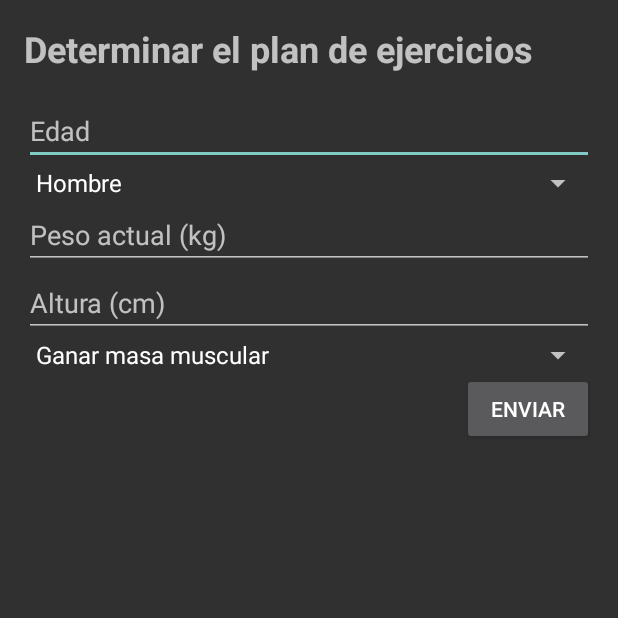
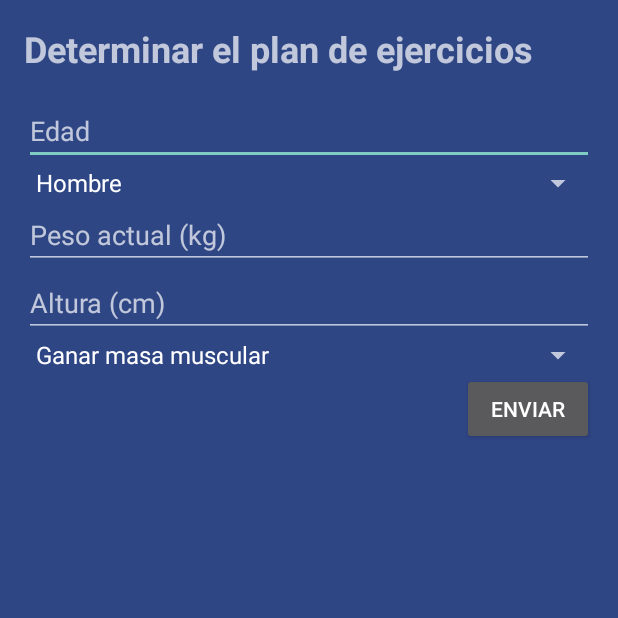
Before and after one commit to elberra0/GroupAssessmentProject, an Android app: the InfoActivity screen opened directly, with no data from a screen before it, on a phone screen of 412 x 824 dp, the top half of it. Run offline under Robolectric (Android 15) with nearby library versions, the phone set to English and light mode, and no system bars.

Commit message:
cambios fondo

```diff
--- a/app/src/main/java/com/example/groupassessmentproject/InfoActivity.kt
+++ b/app/src/main/java/com/example/groupassessmentproject/InfoActivity.kt
@@ -57,7 +57,6 @@ class InfoActivity : AppCompatActivity() {
                 dialog.show()
                 return@setOnClickListener
             }
-
 
             var puntos: Int = 0
             var apiError = false
--- a/app/src/main/res/layout/activity_info.xml
+++ b/app/src/main/res/layout/activity_info.xml
@@ -4,6 +4,7 @@
     android:layout_height="match_parent"
     android:padding="16dp"
     android:orientation="vertical"
+    android:background="@color/darkBlueBackground"
     android:spacing="16dp">
 
     <TextView
--- a/app/src/main/res/layout/activity_workout_plan.xml
+++ b/app/src/main/res/layout/activity_workout_plan.xml
@@ -11,7 +11,7 @@
         android:background="@color/white"
         android:padding="16dp">
 
-        <!-- Aquí se agregarán los elementos dinámicamente -->
+
 
     </LinearLayout>
 </ScrollView>
```
